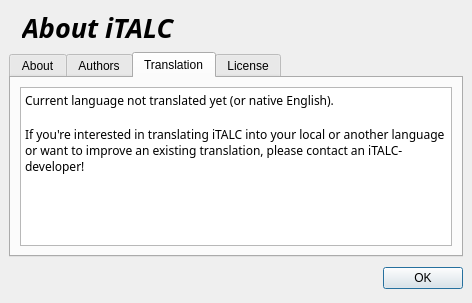
First picture: the form in ima/dialogs/about.ui, repository veyon/veyon, before the edit.
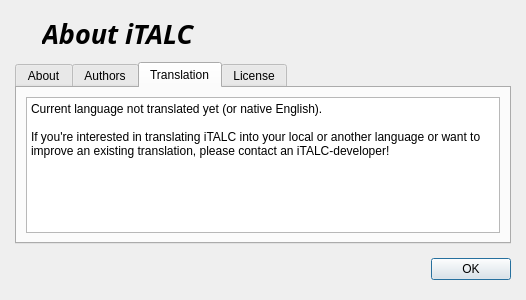
Second picture: the form after the edit. The open tabs and pages were chosen to show the change. Icons and pictures are not drawn.

The edit to the form file:
```diff
--- a/ima/dialogs/about.ui
+++ b/ima/dialogs/about.ui
@@ -8,8 +8,8 @@
    <rect>
     <x>0</x>
     <y>0</y>
-    <width>472</width>
-    <height>303</height>
+    <width>526</width>
+    <height>300</height>
    </rect>
   </property>
   <property name="windowTitle" >
@@ -23,10 +23,10 @@
   </property>
   <layout class="QVBoxLayout" >
    <property name="margin" >
-    <number>9</number>
+    <number>15</number>
    </property>
    <property name="spacing" >
-    <number>6</number>
+    <number>10</number>
    </property>
    <item>
     <layout class="QHBoxLayout" >
@@ -34,7 +34,7 @@
       <number>0</number>
      </property>
      <property name="spacing" >
-      <number>6</number>
+      <number>20</number>
      </property>
      <item>
       <widget class="QLabel" name="label" >
@@ -132,7 +132,12 @@
        <item row="0" column="0" >
         <widget class="QTextBrowser" name="textBrowser_3" >
          <property name="html" >
-          <string>&lt;html>&lt;head>&lt;meta name="qrichtext" content="1" />&lt;/head>&lt;body style=" white-space: pre-wrap; font-family:Sans Serif; font-size:9pt; font-weight:400; font-style:normal; text-decoration:none;">&lt;p style=" margin-top:0px; margin-bottom:0px; margin-left:0px; margin-right:0px; -qt-block-indent:0; text-indent:0px;">Current language not translated yet (or native English).&lt;/p>&lt;p style="-qt-paragraph-type:empty; margin-top:0px; margin-bottom:0px; margin-left:0px; margin-right:0px; -qt-block-indent:0; text-indent:0px;">&lt;/p>&lt;p style=" margin-top:0px; margin-bottom:0px; margin-left:0px; margin-right:0px; -qt-block-indent:0; text-indent:0px;">If you're interested in translating iTALC into your local or another language or want to improve an existing translation, please contact an iTALC-developer!&lt;/p>&lt;/body>&lt;/html></string>
+          <string>&lt;html>&lt;head>&lt;meta name="qrichtext" content="1" />&lt;style type="text/css">
+p, li { white-space: pre-wrap; }
+&lt;/style>&lt;/head>&lt;body style=" font-family:'Sans Serif'; font-size:9pt; font-weight:400; font-style:normal; text-decoration:none;">
+&lt;p style=" margin-top:0px; margin-bottom:0px; margin-left:0px; margin-right:0px; -qt-block-indent:0; text-indent:0px;">Current language not translated yet (or native English).&lt;/p>
+&lt;p style="-qt-paragraph-type:empty; margin-top:0px; margin-bottom:0px; margin-left:0px; margin-right:0px; -qt-block-indent:0; text-indent:0px;">&lt;/p>
+&lt;p style=" margin-top:0px; margin-bottom:0px; margin-left:0px; margin-right:0px; -qt-block-indent:0; text-indent:0px;">If you're interested in translating iTALC into your local or another language or want to improve an existing translation, please contact an iTALC-developer!&lt;/p>&lt;/body>&lt;/html></string>
          </property>
         </widget>
        </item>
```
Left out of the diff: 6 changed lines with no effect on the pictures.
